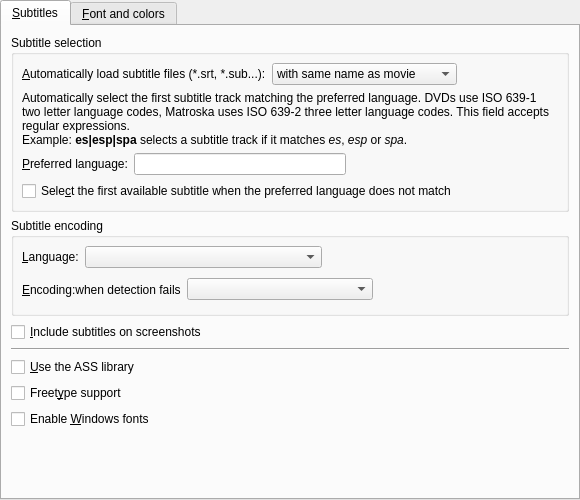
wilbert2000/wzplayer, file src/gui/pref/subtitles.ui: the form before one commit.
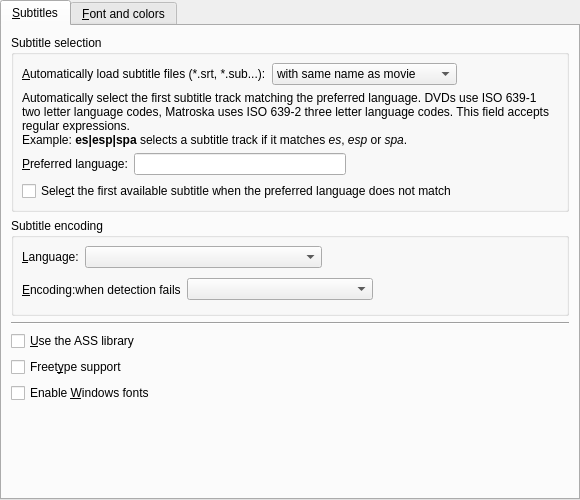
The form after the commit. Custom widgets are drawn as their Qt base class.

Commit message: Moved "Subtitles on screenshots" from subtitles to screenshots settings

Diff of the .ui file:
```diff
--- a/src/gui/pref/subtitles.ui
+++ b/src/gui/pref/subtitles.ui
@@ -275,13 +275,6 @@
          </layout>
         </widget>
        </item>
-       <item>
-        <widget class="QCheckBox" name="subtitles_on_screeshots_check">
-         <property name="text">
-          <string>&amp;Include subtitles on screenshots</string>
-         </property>
-        </widget>
-       </item>
        <item>
         <widget class="Line" name="line">
          <property name="sizePolicy">
```
Left out of the diff: 1 changed line with no effect on the pictures. The commit also changes 5 other files.
